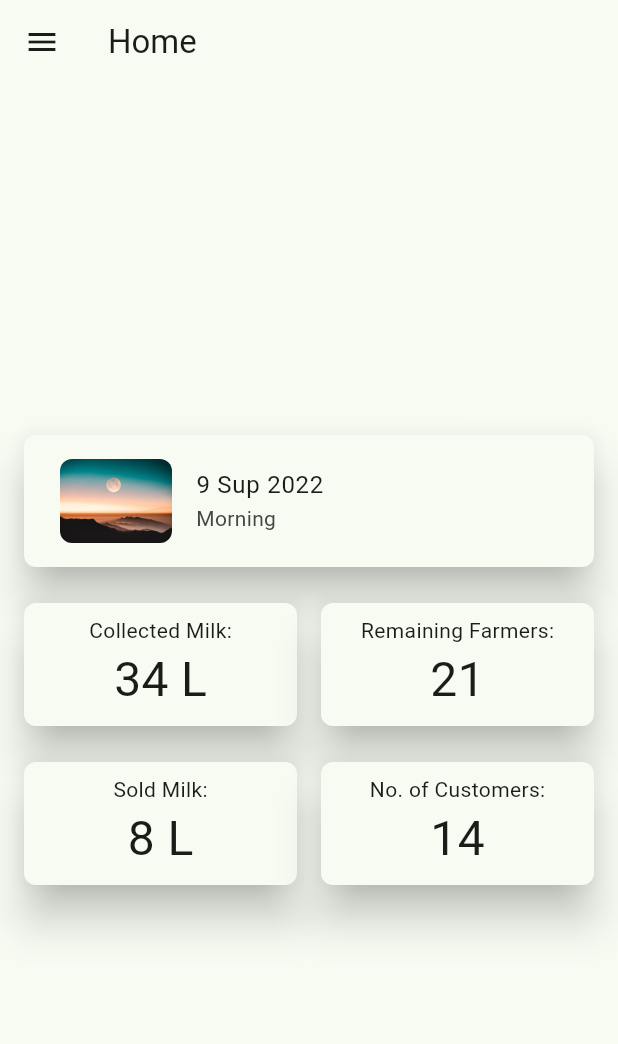
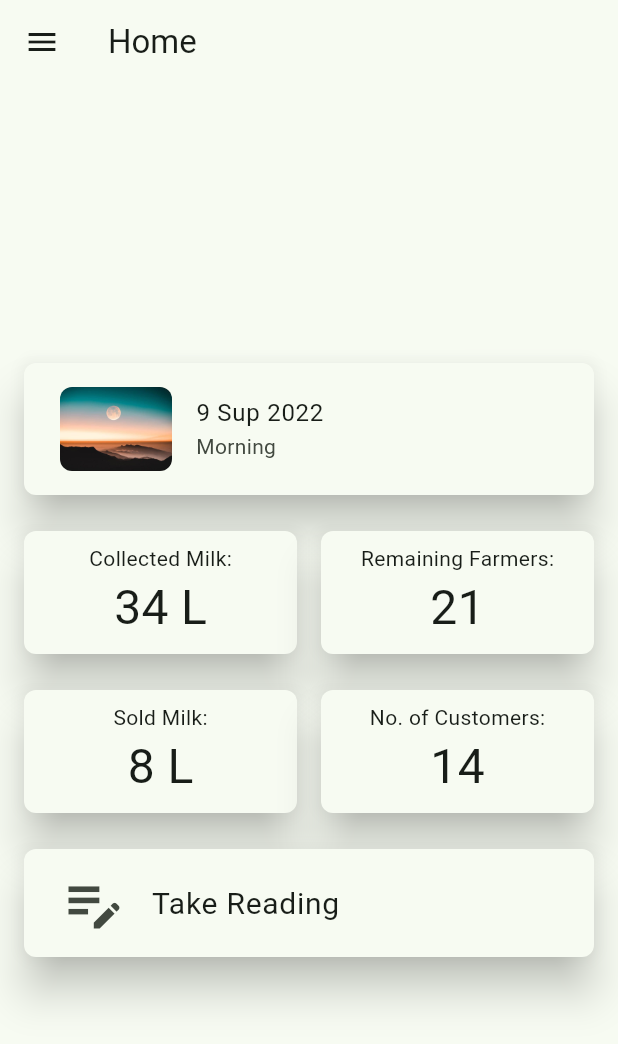
Before and after one commit to Nishant0073/Dudhaganga-Dairy-Application, a Flutter app: the UserHomePage screen opened directly, on a phone screen of 412 x 824 dp. Shown: the top 1044 px of the screen. Run offline on Flutter 3.47's test engine with Material 2 defaults, Android fonts, the phone set to English and light mode, and no system bars.

```diff
--- a/dudhaganga_app/lib/collectorPages/user_home_page.dart
+++ b/dudhaganga_app/lib/collectorPages/user_home_page.dart
@@ -1,5 +1,6 @@
 import 'package:dudhaganga_app/customWidgets/cCard.dart';
 import 'package:flutter/material.dart';
+import 'package:dudhaganga_app/select_farmer.dart';
 
 class UserHomePage extends StatelessWidget {
   const UserHomePage({super.key});
@@ -109,6 +110,28 @@ class UserHomePage extends StatelessWidget {
                     )
                   ],
                 ),
+                SizedBox(
+                  height: 24.0,
+                ),
+                cCard(
+                  child: GestureDetector(
+                      child: ListTile(
+                        leading: ClipRRect(
+                            borderRadius: BorderRadius.circular(8.0),
+                            child: Icon(
+                              Icons.edit_note,
+                              size: 45.0,
+                            )),
+                        title: const Text('Take Reading',
+                            style: TextStyle(
+                              fontSize: 20.0,
+                            )),
+                      ),
+                      onTap: () {
+                        Navigator.of(context).push(MaterialPageRoute(
+                            builder: (context) => SelectFarmer()));
+                      }),
+                ),
               ],
             ),
           ),
```
Also changed, not shown: dudhaganga_app/lib/select_farmer.dart (added, +48 -0 lines), dudhaganga_app/pubspec.lock.
